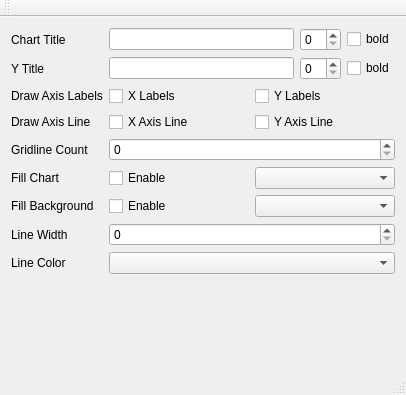
presstab/psscharts, file chartexamples/mainwindow.ui: the form before one commit.
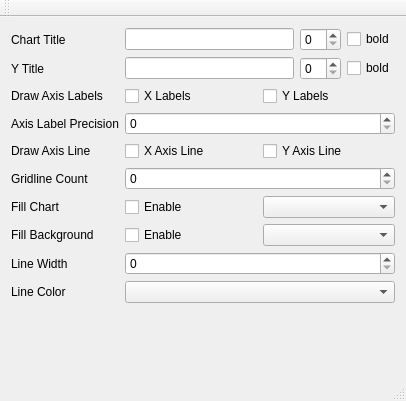
The form after the commit.

Commit message: Add dynamic sizing of axis label sections.

```diff
--- a/chartexamples/mainwindow.ui
+++ b/chartexamples/mainwindow.ui
@@ -7,7 +7,7 @@
     <x>0</x>
     <y>0</y>
     <width>406</width>
-    <height>395</height>
+    <height>401</height>
    </rect>
   </property>
   <property name="windowTitle">
@@ -61,14 +61,14 @@
           </item>
          </layout>
         </item>
-        <item row="3" column="0">
+        <item row="4" column="0">
          <widget class="QLabel" name="label_4">
           <property name="text">
            <string>Draw Axis Line</string>
           </property>
          </widget>
         </item>
-        <item row="3" column="1">
+        <item row="4" column="1">
          <layout class="QHBoxLayout" name="horizontalLayout_3">
           <item>
            <widget class="QCheckBox" name="checkboxDrawXAxisLine">
@@ -86,41 +86,41 @@
           </item>
          </layout>
         </item>
-        <item row="5" column="0">
+        <item row="6" column="0">
          <widget class="QLabel" name="label_5">
           <property name="text">
            <string>Fill Chart</string>
           </property>
          </widget>
         </item>
-        <item row="7" column="0">
+        <item row="8" column="0">
          <widget class="QLabel" name="label_6">
           <property name="text">
            <string>Line Width</string>
           </property>
          </widget>
         </item>
-        <item row="4" column="0">
+        <item row="5" column="0">
          <widget class="QLabel" name="label_7">
           <property name="text">
            <string>Gridline Count</string>
           </property>
          </widget>
         </item>
-        <item row="4" column="1">
+        <item row="5" column="1">
          <widget class="QSpinBox" name="spinboxGridlines"/>
         </item>
-        <item row="7" column="1">
+        <item row="8" column="1">
          <widget class="QSpinBox" name="spinboxLineWidth"/>
         </item>
-        <item row="8" column="0">
+        <item row="9" column="0">
          <widget class="QLabel" name="label_8">
           <property name="text">
            <string>Line Color</string>
           </property>
          </widget>
         </item>
-        <item row="5" column="1">
+        <item row="6" column="1">
          <layout class="QHBoxLayout" name="horizontalLayout_4">
           <item>
            <widget class="QCheckBox" name="checkboxFillChart">
@@ -134,14 +134,14 @@
           </item>
          </layout>
         </item>
-        <item row="6" column="0">
+        <item row="7" column="0">
          <widget class="QLabel" name="label_9">
           <property name="text">
            <string>Fill Background</string>
           </property>
          </widget>
         </item>
-        <item row="6" column="1">
+        <item row="7" column="1">
          <layout class="QHBoxLayout" name="horizontalLayout_5">
           <item>
            <widget class="QCheckBox" name="checkboxFillBackground">
@@ -155,7 +155,7 @@
           </item>
          </layout>
         </item>
-        <item row="8" column="1">
+        <item row="9" column="1">
          <widget class="QComboBox" name="comboboxLineColor"/>
         </item>
         <item row="0" column="1">
@@ -192,6 +192,16 @@
           </item>
          </layout>
         </item>
+        <item row="3" column="0">
+         <widget class="QLabel" name="label_10">
+          <property name="text">
+           <string>Axis Label Precision</string>
+          </property>
+         </widget>
+        </item>
+        <item row="3" column="1">
+         <widget class="QSpinBox" name="spinboxYLabelPrecision"/>
+        </item>
        </layout>
       </item>
      </layout>
```
The commit also changes 6 other files.
